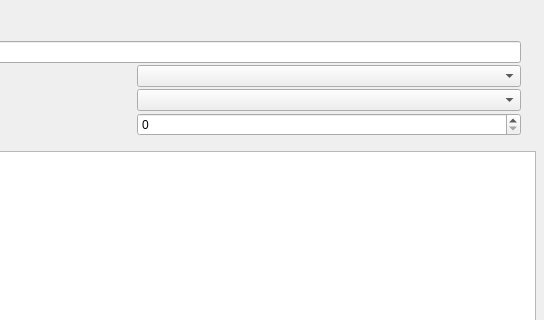
Above: src/Teambuilder/Teambuilder/pokeedit.ui from po-devs/pokemon-online before the change; both pictures show x 291 to 835 and y 0 to 320 of the 835 by 446 pixel window. Below: the same form after it.
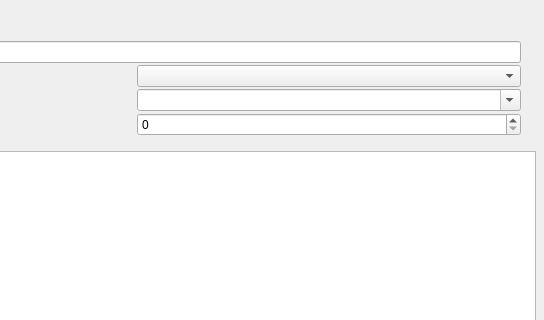
That is the form after the change. Custom widgets are drawn as their Qt base class.

Commit message: Make Item and Ability selection QCombobox editable

What changed in the file:
```diff
--- a/src/Teambuilder/Teambuilder/pokeedit.ui
+++ b/src/Teambuilder/Teambuilder/pokeedit.ui
@@ -184,6 +184,9 @@
               <height>0</height>
              </size>
             </property>
+            <property name="editable">
+             <bool>true</bool>
+            </property>
             <property name="maxVisibleItems">
              <number>30</number>
             </property>
```
The commit also changes 1 other file.
